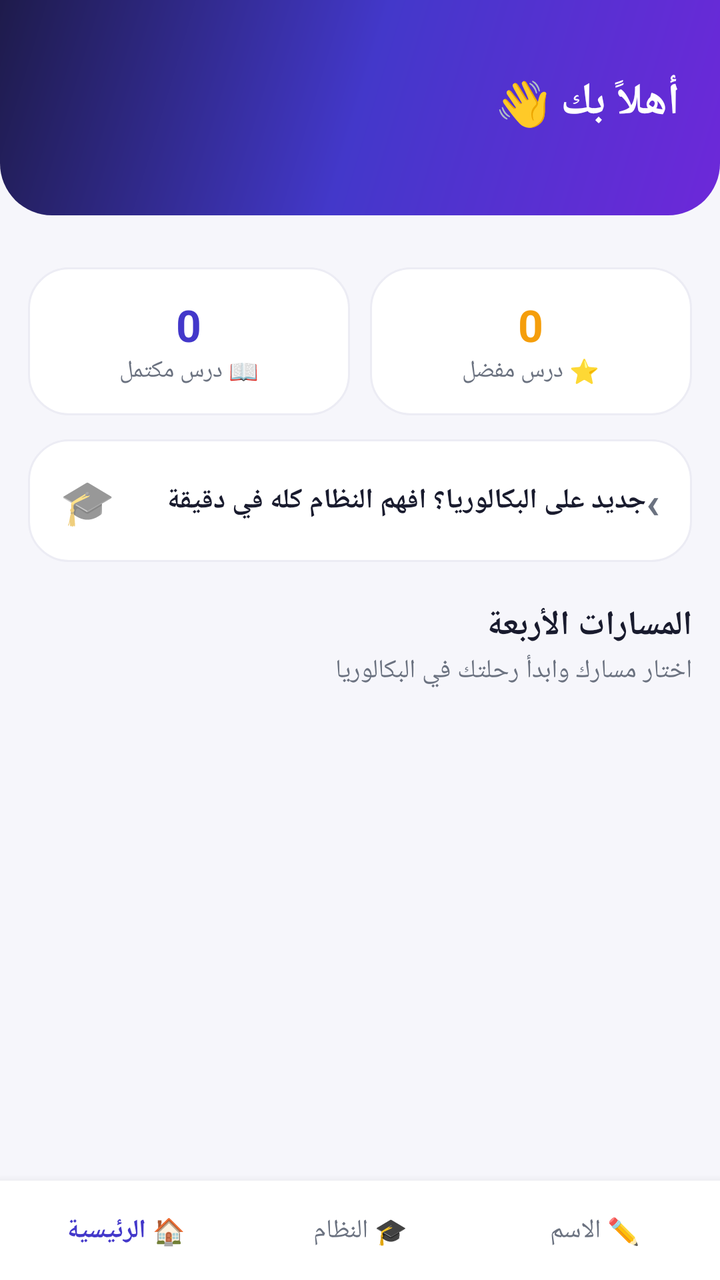
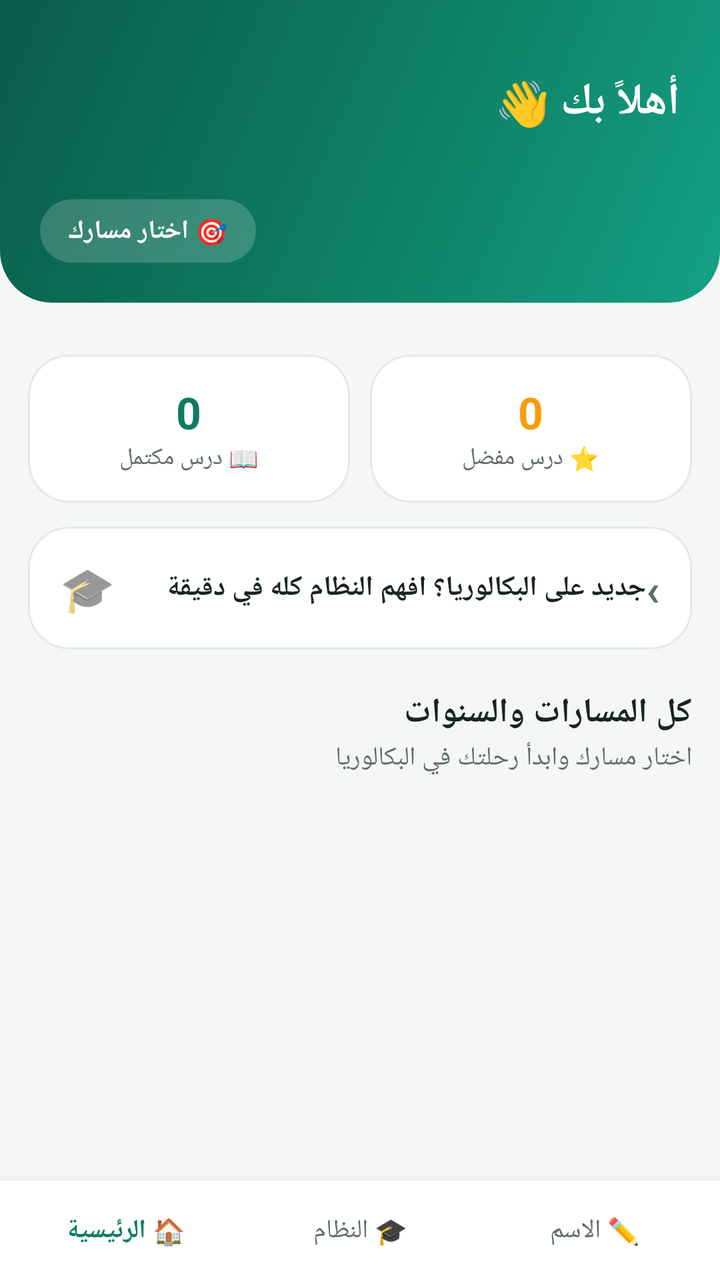

The first picture is an Android layout as it rendered before a commit; the second is the same layout after the commit. The layout source and the unified diff follow.
<!-- AndroidManifest.xml: application theme AppTheme -->
<!-- res/layout/activity_main.xml -->
<?xml version="1.0" encoding="utf-8"?>
<LinearLayout xmlns:android="http://schemas.android.com/apk/res/android"
    android:layout_width="match_parent" android:layout_height="match_parent"
    android:orientation="vertical" android:background="@color/bg">

    <LinearLayout android:layout_width="match_parent" android:layout_height="wrap_content"
        android:background="@drawable/bg_header" android:orientation="vertical" android:padding="20dp">
        <TextView android:id="@+id/tvGreeting" android:layout_width="match_parent"
            android:layout_height="wrap_content" android:layout_marginTop="16dp"
            android:text="أهلاً بك 👋" android:textColor="@color/white"
            android:textSize="22sp" android:textStyle="bold" />
        <TextView android:id="@+id/tvEmail" android:layout_width="match_parent"
            android:layout_height="wrap_content" android:layout_marginTop="4dp"
            android:text="" android:textColor="#DAD7FE" android:textSize="13sp" />
    </LinearLayout>

    <ScrollView android:layout_width="match_parent" android:layout_height="0dp"
        android:layout_weight="1">
        <LinearLayout android:layout_width="match_parent" android:layout_height="wrap_content"
            android:orientation="vertical" android:padding="14dp">

            <LinearLayout android:id="@+id/cardContinue" android:layout_width="match_parent"
                android:layout_height="wrap_content" android:background="@drawable/bg_header"
                android:gravity="center_vertical" android:orientation="horizontal"
                android:padding="16dp" android:visibility="gone">
                <TextView android:layout_width="wrap_content" android:layout_height="wrap_content"
                    android:text="▶️" android:textSize="26sp" />
                <LinearLayout android:layout_width="0dp" android:layout_height="wrap_content"
                    android:layout_marginStart="12dp" android:layout_weight="1"
                    android:orientation="vertical">
                    <TextView android:layout_width="match_parent" android:layout_height="wrap_content"
                        android:text="أكمل من حيث توقفت" android:textColor="#DAD7FE"
                        android:textSize="12sp" />
                    <TextView android:id="@+id/tvContinueTitle" android:layout_width="match_parent"
                        android:layout_height="wrap_content" android:layout_marginTop="2dp"
                        android:textColor="@color/white" android:textSize="15sp"
                        android:textStyle="bold" />
                    <TextView android:id="@+id/tvContinueSub" android:layout_width="match_parent"
                        android:layout_height="wrap_content" android:layout_marginTop="2dp"
                        android:textColor="#DAD7FE" android:textSize="12sp" />
                </LinearLayout>
            </LinearLayout>

            <LinearLayout android:layout_width="match_parent" android:layout_height="wrap_content"
                android:layout_marginTop="12dp" android:orientation="horizontal">
                <LinearLayout android:layout_width="0dp" android:layout_height="wrap_content"
                    android:layout_weight="1" android:background="@drawable/card_white"
                    android:gravity="center" android:orientation="vertical" android:padding="14dp">
                    <TextView android:id="@+id/tvStatsDone" android:layout_width="wrap_content"
                        android:layout_height="wrap_content" android:text="0"
                        android:textColor="@color/primary" android:textSize="22sp"
                        android:textStyle="bold" />
                    <TextView android:layout_width="wrap_content" android:layout_height="wrap_content"
                        android:text="📖 درس مكتمل" android:textColor="@color/text_secondary"
                        android:textSize="12sp" />
                </LinearLayout>
                <LinearLayout android:layout_width="0dp" android:layout_height="wrap_content"
                    android:layout_marginStart="10dp" android:layout_weight="1"
                    android:background="@drawable/card_white" android:gravity="center"
                    android:orientation="vertical" android:padding="14dp">
                    <TextView android:id="@+id/tvStatsFav" android:layout_width="wrap_content"
                        android:layout_height="wrap_content" android:text="0"
                        android:textColor="@color/accent" android:textSize="22sp"
                        android:textStyle="bold" />
                    <TextView android:layout_width="wrap_content" android:layout_height="wrap_content"
                        android:text="⭐ درس مفضل" android:textColor="@color/text_secondary"
                        android:textSize="12sp" />
                </LinearLayout>
            </LinearLayout>

            <LinearLayout android:id="@+id/bannerAbout" android:layout_width="match_parent"
                android:layout_height="wrap_content" android:layout_marginTop="12dp"
                android:background="@drawable/card_white" android:gravity="center_vertical"
                android:orientation="horizontal" android:padding="16dp">
                <TextView android:layout_width="wrap_content" android:layout_height="wrap_content"
                    android:text="🎓" android:textSize="22sp" />
                <TextView android:layout_width="0dp" android:layout_height="wrap_content"
                    android:layout_marginStart="10dp" android:layout_weight="1"
                    android:text="جديد على البكالوريا؟ افهم النظام كله في دقيقة"
                    android:textColor="@color/text" android:textSize="14sp" android:textStyle="bold" />
                <TextView android:layout_width="wrap_content" android:layout_height="wrap_content"
                    android:text="‹" android:textColor="@color/text_secondary"
                    android:textSize="22sp" android:textStyle="bold" />
            </LinearLayout>

            <TextView android:layout_width="match_parent" android:layout_height="wrap_content"
                android:layout_marginTop="20dp" android:text="المسارات الأربعة"
                android:textColor="@color/text" android:textSize="17sp" android:textStyle="bold" />
            <TextView android:layout_width="match_parent" android:layout_height="wrap_content"
                android:layout_marginTop="2dp" android:text="اختار مسارك وابدأ رحلتك في البكالوريا"
                android:textColor="@color/text_secondary" android:textSize="13sp" />

            <LinearLayout android:id="@+id/gridTracks" android:layout_width="match_parent"
                android:layout_height="wrap_content" android:layout_marginTop="10dp"
                android:orientation="vertical" />
        </LinearLayout>
    </ScrollView>

    <LinearLayout android:layout_width="match_parent" android:layout_height="wrap_content"
        android:background="@color/white" android:orientation="horizontal"
        android:padding="4dp" android:elevation="8dp">
        <TextView android:id="@+id/btnHome" android:layout_width="0dp" android:layout_height="wrap_content"
            android:layout_weight="1" android:gravity="center" android:padding="12dp"
            android:text="🏠 الرئيسية" android:textColor="@color/primary"
            android:textSize="13sp" android:textStyle="bold" />
        <TextView android:id="@+id/btnAboutNav" android:layout_width="0dp"
            android:layout_height="wrap_content" android:layout_weight="1" android:gravity="center"
            android:padding="12dp" android:text="🎓 النظام" android:textColor="@color/text_secondary"
            android:textSize="13sp" />
        <TextView android:id="@+id/btnLogout" android:layout_width="0dp" android:layout_height="wrap_content"
            android:layout_weight="1" android:gravity="center" android:padding="12dp"
            android:text="✏️ الاسم" android:textColor="@color/text_secondary" android:textSize="13sp" />
    </LinearLayout>
</LinearLayout>
<!-- resources referenced by this layout -->
<resources>
  <color name="accent">#F59E0B</color>
  <color name="bg">#F6F6FB</color>
  <color name="primary">#4338CA</color>
  <color name="text">#191B2E</color>
  <color name="text_secondary">#6B7280</color>
  <color name="white">#FFFFFF</color>
  <!-- drawable bg_header (drawable) -->
  <?xml version="1.0" encoding="utf-8"?>
  <shape xmlns:android="http://schemas.android.com/apk/res/android" android:shape="rectangle">
      <gradient android:startColor="#1E1B4B" android:centerColor="#4338CA"
          android:endColor="#6D28D9" android:angle="315" />
      <corners android:bottomLeftRadius="26dp" android:bottomRightRadius="26dp" />
  </shape>
  <!-- drawable card_white (drawable) -->
  <?xml version="1.0" encoding="utf-8"?>
  <shape xmlns:android="http://schemas.android.com/apk/res/android" android:shape="rectangle">
      <solid android:color="@color/white" />
      <stroke android:width="1dp" android:color="@color/card_stroke" />
      <corners android:radius="20dp" />
  </shape>
  <style name="AppTheme" parent="android:Theme.Material.Light.NoActionBar">
          <item name="android:colorPrimary">@color/primary</item>
          <item name="android:colorPrimaryDark">@color/primary_dark</item>
          <item name="android:colorAccent">@color/accent</item>
          <item name="android:windowBackground">@color/bg</item>
          <item name="android:statusBarColor">@color/primary_dark</item>
          <item name="android:navigationBarColor">@color/white</item>
          <item name="android:windowLightStatusBar">false</item>
      </style>
  <color name="card_stroke">#ECECF4</color>
  <color name="primary_dark">#1E1B4B</color>
</resources>

<!-- the commit's change to res/layout/activity_main.xml (unified diff, before → after) -->
@@ -11,7 +11,13 @@
             android:textSize="22sp" android:textStyle="bold" />
         <TextView android:id="@+id/tvEmail" android:layout_width="match_parent"
             android:layout_height="wrap_content" android:layout_marginTop="4dp"
-            android:text="" android:textColor="#DAD7FE" android:textSize="13sp" />
+            android:text="" android:textColor="@color/header_sub" android:textSize="13sp" />
+        <TextView android:id="@+id/btnSwitchTrack" android:layout_width="wrap_content"
+            android:layout_height="wrap_content" android:layout_marginTop="12dp"
+            android:background="@drawable/chip_header" android:paddingLeft="14dp"
+            android:paddingRight="14dp" android:paddingTop="7dp" android:paddingBottom="7dp"
+            android:text="🎯 اختار مسارك" android:textColor="@color/white"
+            android:textSize="13sp" android:textStyle="bold" />
     </LinearLayout>
 
     <ScrollView android:layout_width="match_parent" android:layout_height="0dp"
@@ -29,7 +35,7 @@
                     android:layout_marginStart="12dp" android:layout_weight="1"
                     android:orientation="vertical">
                     <TextView android:layout_width="match_parent" android:layout_height="wrap_content"
-                        android:text="أكمل من حيث توقفت" android:textColor="#DAD7FE"
+                        android:text="أكمل من حيث توقفت" android:textColor="@color/header_sub"
                         android:textSize="12sp" />
                     <TextView android:id="@+id/tvContinueTitle" android:layout_width="match_parent"
                         android:layout_height="wrap_content" android:layout_marginTop="2dp"
@@ -37,7 +43,7 @@
                         android:textStyle="bold" />
                     <TextView android:id="@+id/tvContinueSub" android:layout_width="match_parent"
                         android:layout_height="wrap_content" android:layout_marginTop="2dp"
-                        android:textColor="#DAD7FE" android:textSize="12sp" />
+                        android:textColor="@color/header_sub" android:textSize="12sp" />
                 </LinearLayout>
             </LinearLayout>
 
@@ -83,8 +89,16 @@
                     android:textSize="22sp" android:textStyle="bold" />
             </LinearLayout>
 
+            <TextView android:id="@+id/tvMySubjectsHeader" android:layout_width="match_parent"
+                android:layout_height="wrap_content" android:layout_marginTop="20dp"
+                android:text="موادي في تانية ثانوي" android:textColor="@color/text"
+                android:textSize="17sp" android:textStyle="bold" android:visibility="gone" />
+            <LinearLayout android:id="@+id/layoutMySubjects" android:layout_width="match_parent"
+                android:layout_height="wrap_content" android:layout_marginTop="6dp"
+                android:orientation="vertical" android:visibility="gone" />
+
             <TextView android:layout_width="match_parent" android:layout_height="wrap_content"
-                android:layout_marginTop="20dp" android:text="المسارات الأربعة"
+                android:layout_marginTop="20dp" android:text="كل المسارات والسنوات"
                 android:textColor="@color/text" android:textSize="17sp" android:textStyle="bold" />
             <TextView android:layout_width="match_parent" android:layout_height="wrap_content"
                 android:layout_marginTop="2dp" android:text="اختار مسارك وابدأ رحلتك في البكالوريا"
<!-- resource entries referenced after the edit -->
@@ -1,16 +1,17 @@
 <!-- resources referenced by this layout -->
 <resources>
   <color name="accent">#F59E0B</color>
-  <color name="bg">#F6F6FB</color>
-  <color name="primary">#4338CA</color>
-  <color name="text">#191B2E</color>
-  <color name="text_secondary">#6B7280</color>
+  <color name="bg">#F5F7F6</color>
+  <color name="header_sub">#CFF0E4</color>
+  <color name="primary">#0E7C61</color>
+  <color name="text">#17251F</color>
+  <color name="text_secondary">#5F6E67</color>
   <color name="white">#FFFFFF</color>
   <!-- drawable bg_header (drawable) -->
   <?xml version="1.0" encoding="utf-8"?>
   <shape xmlns:android="http://schemas.android.com/apk/res/android" android:shape="rectangle">
-      <gradient android:startColor="#1E1B4B" android:centerColor="#4338CA"
-          android:endColor="#6D28D9" android:angle="315" />
+      <gradient android:startColor="#0A5C48" android:centerColor="#0E7C61"
+          android:endColor="#14A085" android:angle="315" />
       <corners android:bottomLeftRadius="26dp" android:bottomRightRadius="26dp" />
   </shape>
   <!-- drawable card_white (drawable) -->
@@ -20,6 +21,16 @@
       <stroke android:width="1dp" android:color="@color/card_stroke" />
       <corners android:radius="20dp" />
   </shape>
+  <!-- drawable chip_header (drawable) -->
+  <?xml version="1.0" encoding="utf-8"?>
+  <ripple xmlns:android="http://schemas.android.com/apk/res/android" android:color="#44FFFFFF">
+      <item>
+          <shape android:shape="rectangle">
+              <solid android:color="#2EFFFFFF" />
+              <corners android:radius="18dp" />
+          </shape>
+      </item>
+  </ripple>
   <style name="AppTheme" parent="android:Theme.Material.Light.NoActionBar">
           <item name="android:colorPrimary">@color/primary</item>
           <item name="android:colorPrimaryDark">@color/primary_dark</item>
@@ -29,7 +40,7 @@
           <item name="android:navigationBarColor">@color/white</item>
           <item name="android:windowLightStatusBar">false</item>
       </style>
-  <color name="card_stroke">#ECECF4</color>
-  <color name="primary_dark">#1E1B4B</color>
+  <color name="card_stroke">#E3EAE6</color>
+  <color name="primary_dark">#0A5C48</color>
 </resources>
 
